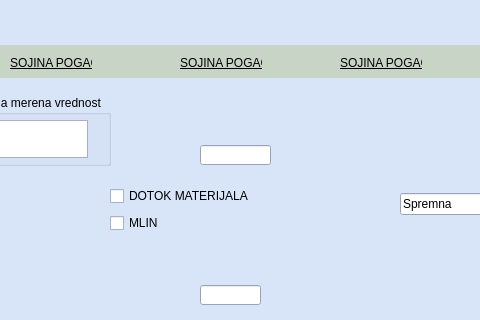
Above: ui/automainwindow.ui from nikolakn/biovita before the change; both pictures show x 351 to 831 and y 95 to 415 of the 1249 by 878 pixel window. Below: the same form after it.
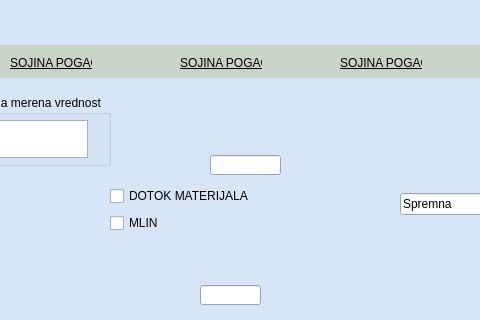
That is the form after the change. Custom widgets are drawn as their Qt base class.

What changed in the file:
```diff
--- a/ui/automainwindow.ui
+++ b/ui/automainwindow.ui
@@ -596,8 +596,8 @@
          <widget class="QLineEdit" name="vaga2edit">
           <property name="geometry">
            <rect>
-            <x>250</x>
-            <y>220</y>
+            <x>260</x>
+            <y>230</y>
             <width>71</width>
             <height>20</height>
            </rect>
```
